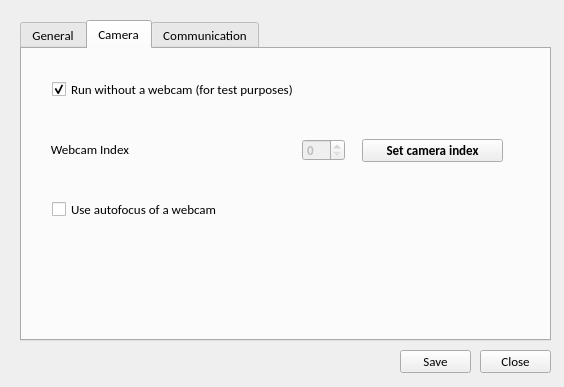
Qt form src/kem_studio_ocr_option.ui (hyungjungkim/low-cost-vision-based-cnc-machine-tool-status-monitoring) before a commit.
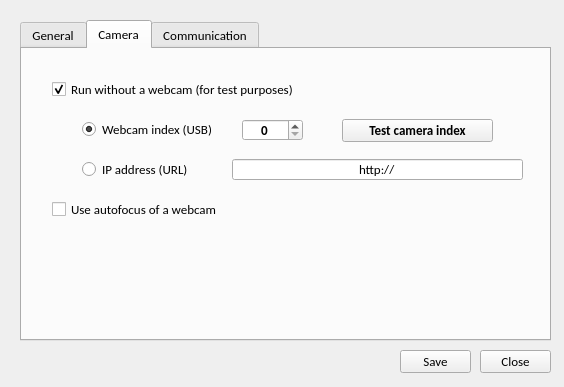
The same form after that commit. The open tabs and pages were chosen to show the change.

Commit message:
[Add] IP camera settings in Option
Additional update is required.

What changed in the file:
```diff
--- a/src/kem_studio_ocr_option.ui
+++ b/src/kem_studio_ocr_option.ui
@@ -268,13 +268,13 @@
      </widget>
      <widget class="QSpinBox" name="webcam_index_box">
       <property name="enabled">
-       <bool>false</bool>
+       <bool>true</bool>
       </property>
       <property name="geometry">
        <rect>
-        <x>280</x>
-        <y>90</y>
-        <width>43</width>
+        <x>220</x>
+        <y>70</y>
+        <width>61</width>
         <height>22</height>
        </rect>
       </property>
@@ -286,6 +286,9 @@
         <bold>true</bold>
        </font>
       </property>
+      <property name="alignment">
+       <set>Qt::AlignCenter</set>
+      </property>
      </widget>
      <widget class="QCheckBox" name="run_without_webcam_check">
       <property name="enabled">
@@ -320,33 +323,15 @@
        <bool>true</bool>
       </property>
      </widget>
-     <widget class="QLabel" name="webcam_index_lit">
-      <property name="geometry">
-       <rect>
-        <x>20</x>
-        <y>90</y>
-        <width>151</width>
-        <height>21</height>
-       </rect>
-      </property>
-      <property name="font">
-       <font>
-        <family>Calibri</family>
-        <pointsize>10</pointsize>
-        <weight>50</weight>
-        <bold>false</bold>
-       </font>
-      </property>
-      <property name="text">
-       <string>   Webcam Index</string>
-      </property>
-     </widget>
      <widget class="QPushButton" name="btn_camera_index">
+      <property name="enabled">
+       <bool>true</bool>
+      </property>
       <property name="geometry">
        <rect>
-        <x>340</x>
-        <y>90</y>
-        <width>141</width>
+        <x>320</x>
+        <y>70</y>
+        <width>151</width>
         <height>23</height>
        </rect>
       </property>
@@ -362,7 +347,61 @@
        <enum>Qt::RightToLeft</enum>
       </property>
       <property name="text">
-       <string>Set camera index</string>
+       <string>Test camera index</string>
+      </property>
+     </widget>
+     <widget class="QRadioButton" name="rb_webcam_index">
+      <property name="enabled">
+       <bool>true</bool>
+      </property>
+      <property name="geometry">
+       <rect>
+        <x>60</x>
+        <y>70</y>
+        <width>141</width>
+        <height>21</height>
+       </rect>
+      </property>
+      <property name="text">
+       <string>Webcam index (USB)</string>
+      </property>
+      <property name="checked">
+       <bool>true</bool>
+      </property>
+     </widget>
+     <widget class="QRadioButton" name="rb_ip_stream">
+      <property name="enabled">
+       <bool>true</bool>
+      </property>
+      <property name="geometry">
+       <rect>
+        <x>60</x>
+        <y>110</y>
+        <width>141</width>
+        <height>21</height>
+       </rect>
+      </property>
+      <property name="text">
+       <string>IP address (URL)</string>
+      </property>
+     </widget>
+     <widget class="QLineEdit" name="camera_url">
+      <property name="enabled">
+       <bool>true</bool>
+      </property>
+      <property name="geometry">
+       <rect>
+        <x>210</x>
+        <y>110</y>
+        <width>291</width>
+        <height>21</height>
+       </rect>
+      </property>
+      <property name="text">
+       <string>http://</string>
+      </property>
+      <property name="alignment">
+       <set>Qt::AlignCenter</set>
       </property>
      </widget>
     </widget>
```
Left out of the diff: 2 changed lines with no effect on the pictures. The commit also changes 1 other file.
